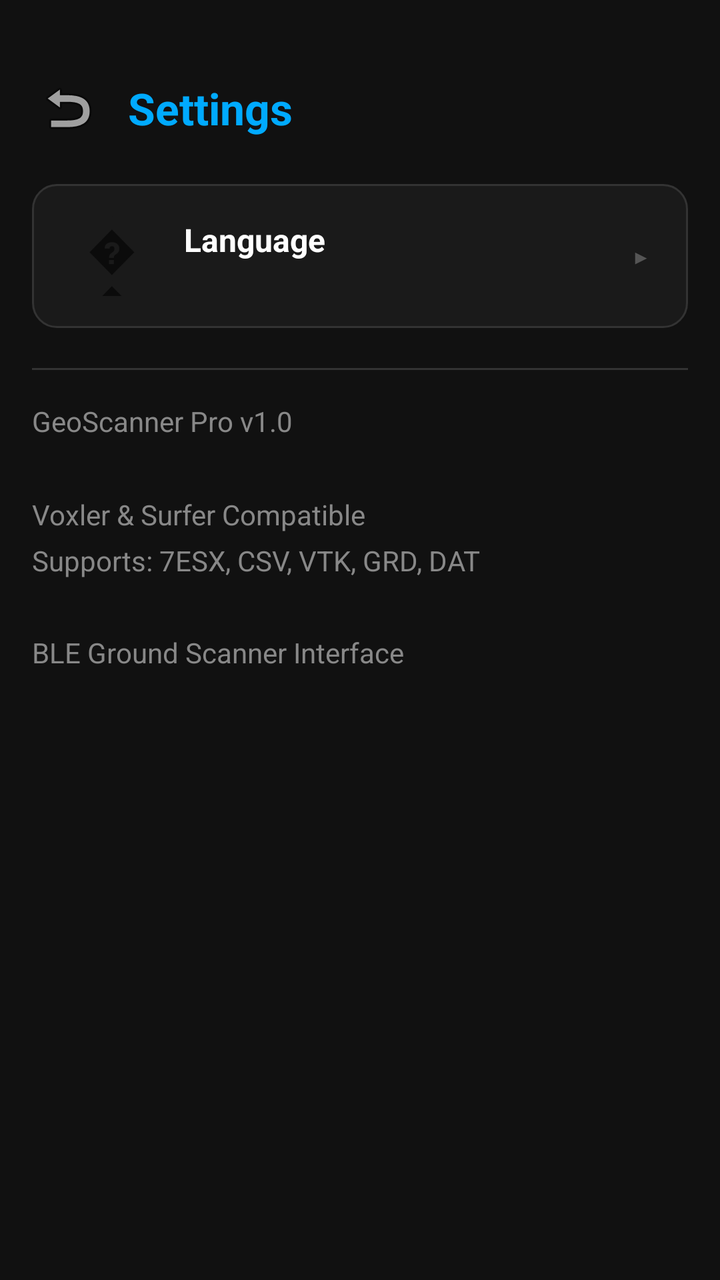
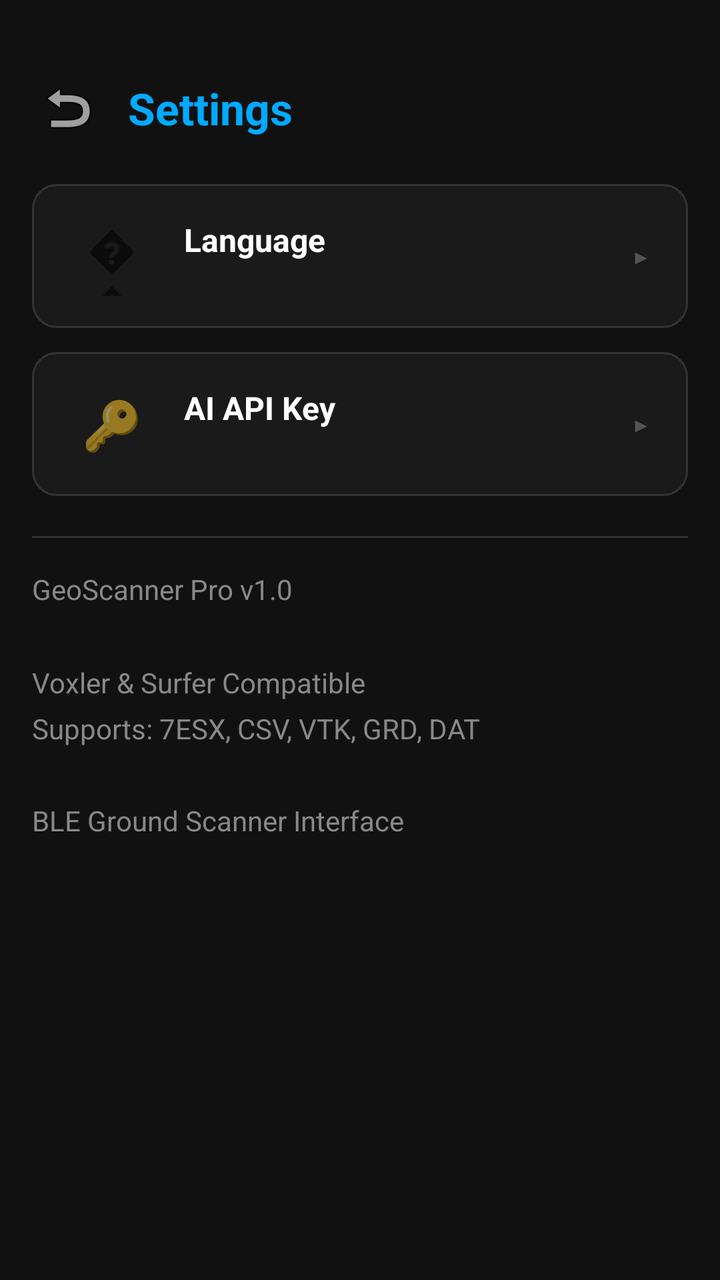

The first picture is an Android layout as it rendered before a commit; the second is the same layout after the commit. The layout source and the unified diff follow.
<!-- AndroidManifest.xml: application theme Theme.GeoScanner -->
<!-- res/layout/activity_settings.xml -->
<?xml version="1.0" encoding="utf-8"?>
<LinearLayout xmlns:android="http://schemas.android.com/apk/res/android"
    android:orientation="vertical"
    android:background="#111111"
    android:padding="16dp"
    android:layout_width="match_parent"
    android:layout_height="match_parent">
    <LinearLayout
        android:gravity="center_vertical"
        android:orientation="horizontal"
        android:paddingTop="20dp"
        android:paddingBottom="20dp"
        android:layout_width="match_parent"
        android:layout_height="wrap_content">
        <ImageButton
            android:id="@+id/btnBack"
            android:background="@android:color/transparent"
            android:layout_width="36dp"
            android:layout_height="36dp"
            android:src="@android:drawable/ic_menu_revert"/>
        <TextView
            android:textSize="22sp"
            android:textStyle="bold"
            android:textColor="#00aaff"
            android:id="@+id/tvSettingsTitle"
            android:layout_width="0dp"
            android:layout_height="wrap_content"
            android:text="@string/settings_title"
            android:layout_weight="1"
            android:paddingStart="12dp"/>
    </LinearLayout>
    <LinearLayout
        android:gravity="center_vertical"
        android:orientation="horizontal"
        android:id="@+id/btnLanguage"
        android:background="@drawable/btn_card"
        android:layout_width="match_parent"
        android:layout_height="72dp"
        android:layout_marginBottom="12dp"
        android:paddingHorizontal="20dp">
        <TextView
            android:textSize="24sp"
            android:gravity="center"
            android:layout_width="40dp"
            android:layout_height="40dp"
            android:text="��"/>
        <LinearLayout
            android:orientation="vertical"
            android:layout_width="0dp"
            android:layout_height="wrap_content"
            android:layout_weight="1"
            android:paddingStart="16dp">
            <TextView
                android:textSize="16sp"
                android:textStyle="bold"
                android:textColor="#ffffff"
                android:layout_width="wrap_content"
                android:layout_height="wrap_content"
                android:text="@string/language_label"/>
            <TextView
                android:textSize="12sp"
                android:textColor="#888888"
                android:id="@+id/tvCurrentLang"
                android:layout_width="wrap_content"
                android:layout_height="wrap_content"
                android:text=""/>
        </LinearLayout>
        <TextView
            android:textSize="20sp"
            android:textColor="#555555"
            android:layout_width="wrap_content"
            android:layout_height="wrap_content"
            android:text="▸"/>
    </LinearLayout>
    <View
        android:background="#333333"
        android:layout_width="match_parent"
        android:layout_height="1dp"
        android:layout_marginVertical="8dp"/>
    <TextView
        android:textSize="14sp"
        android:textColor="#888888"
        android:paddingTop="8dp"
        android:layout_width="match_parent"
        android:layout_height="wrap_content"
        android:text="@string/about_info"
        android:lineSpacingMultiplier="1.4"/>
</LinearLayout>
<!-- resources referenced by this layout -->
<resources>
  <!-- drawable btn_card (drawable) -->
  <?xml version="1.0" encoding="utf-8"?>
  <ripple xmlns:android="http://schemas.android.com/apk/res/android" android:color="#33ffffff">
      <item>
          <shape android:shape="rectangle">
              <solid android:color="#1a1a1a"/>
              <corners android:radius="12dp"/>
              <stroke
                  android:width="1dp"
                  android:color="#333333"/>
          </shape>
      </item>
  </ripple>
  <string name="about_info">GeoScanner Pro v1.0\n\nVoxler &amp; Surfer Compatible\nSupports: 7ESX, CSV, VTK, GRD, DAT\n\nBLE Ground Scanner Interface</string>
  <string name="language_label">Language</string>
  <string name="settings_title">Settings</string>
  <style name="Theme.GeoScanner" parent="Theme.MaterialComponents.DayNight.NoActionBar">
          <item name="android:textColorPrimary">#ffffff</item>
          <item name="android:textColorSecondary">#aaaaaa</item>
          <item name="android:windowBackground">#111111</item>
          <item name="android:statusBarColor">#111111</item>
          <item name="android:navigationBarColor">#111111</item>
          <item name="colorOnPrimary">#ffffff</item>
          <item name="colorOnSecondary">#ffffff</item>
          <item name="colorPrimary">#00aaff</item>
          <item name="colorPrimaryVariant">#0088cc</item>
          <item name="colorSecondary">#ff6b00</item>
          <item name="colorSecondaryVariant">#cc5500</item>
          <item name="materialButtonStyle">@style/GeoScanner.Button</item>
      </style>
  <style name="GeoScanner.Button" parent="Widget.MaterialComponents.Button.TextButton">
          <item name="android:textColor">@null</item>
          <item name="backgroundTint">@null</item>
      </style>
</resources>

<!-- the commit's change to res/layout/activity_settings.xml (unified diff, before → after) -->
@@ -72,6 +72,49 @@
             android:layout_height="wrap_content"
             android:text="▸"/>
     </LinearLayout>
+    <LinearLayout
+        android:gravity="center_vertical"
+        android:orientation="horizontal"
+        android:id="@+id/btnAiApiKey"
+        android:background="@drawable/btn_card"
+        android:layout_width="match_parent"
+        android:layout_height="72dp"
+        android:layout_marginBottom="12dp"
+        android:paddingHorizontal="20dp">
+        <TextView
+            android:textSize="24sp"
+            android:gravity="center"
+            android:layout_width="40dp"
+            android:layout_height="40dp"
+            android:text="🔑"/>
+        <LinearLayout
+            android:orientation="vertical"
+            android:layout_width="0dp"
+            android:layout_height="wrap_content"
+            android:layout_weight="1"
+            android:paddingStart="16dp">
+            <TextView
+                android:textSize="16sp"
+                android:textStyle="bold"
+                android:textColor="#ffffff"
+                android:layout_width="wrap_content"
+                android:layout_height="wrap_content"
+                android:text="@string/settings_ai_key_label"/>
+            <TextView
+                android:textSize="12sp"
+                android:textColor="#888888"
+                android:id="@+id/tvAiKeyStatus"
+                android:layout_width="wrap_content"
+                android:layout_height="wrap_content"
+                android:text=""/>
+        </LinearLayout>
+        <TextView
+            android:textSize="20sp"
+            android:textColor="#555555"
+            android:layout_width="wrap_content"
+            android:layout_height="wrap_content"
+            android:text="▸"/>
+    </LinearLayout>
     <View
         android:background="#333333"
         android:layout_width="match_parent"
<!-- resource entries referenced after the edit -->
@@ -15,6 +15,7 @@
   </ripple>
   <string name="about_info">GeoScanner Pro v1.0\n\nVoxler &amp; Surfer Compatible\nSupports: 7ESX, CSV, VTK, GRD, DAT\n\nBLE Ground Scanner Interface</string>
   <string name="language_label">Language</string>
+  <string name="settings_ai_key_label">AI API Key</string>
   <string name="settings_title">Settings</string>
   <style name="Theme.GeoScanner" parent="Theme.MaterialComponents.DayNight.NoActionBar">
           <item name="android:textColorPrimary">#ffffff</item>
